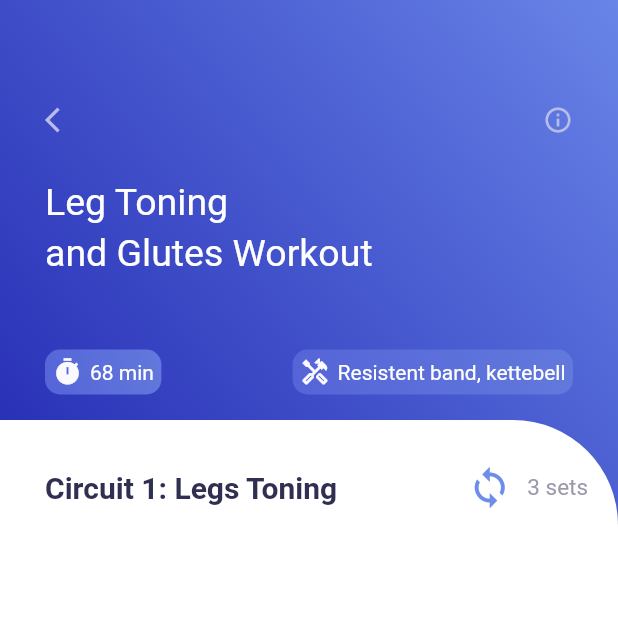
After one commit to Perception12/Fitness-App, a Flutter app: the screen it shows after launch, after a tap on the "arrow forward" icon, on a phone screen of 412 x 824 dp, the top half of it. The commit adds this screen. Run offline on Flutter 3.47's test engine with Material 2 defaults, Android fonts, the phone set to English and light mode, and no system bars; our stand-ins replace get.

Commit message:
Complete navigation

```diff
--- a/lib/home_page.dart
+++ b/lib/home_page.dart
@@ -1,4 +1,6 @@
 import 'package:flutter/material.dart';
+import 'package:get/get.dart';
+import 'package:video_player_app/video_info.dart';
 import 'colors.dart' as color;
 import 'widgets/play_container_widget.dart';
 import 'widgets/encouragement_container.dart';
@@ -17,7 +19,7 @@ class _HomePageState extends State<HomePage> {
     return Scaffold(
       backgroundColor: color.AppColor.homePageBackground,
       body: Container(
-        padding: const EdgeInsets.only(top: 50, left: 30, right: 30),
+        padding: const EdgeInsets.only(top: 70, left: 30, right: 30),
         child: Column(
           children: [
             Row(
@@ -74,9 +76,14 @@ class _HomePageState extends State<HomePage> {
                 const SizedBox(
                   width: 5,
                 ),
-                const Icon(
-                  Icons.arrow_forward,
-                  size: 20,
+                InkWell(
+                  onTap: (){
+                    Get.to(()=> const VideoInfo());
+                  },
+                  child: const Icon(
+                    Icons.arrow_forward,
+                    size: 20,
+                  ),
                 ),
               ],
             ),
--- a/lib/main.dart
+++ b/lib/main.dart
@@ -1,4 +1,5 @@
 import 'package:flutter/material.dart';
+import 'package:get/get.dart';
 import 'home_page.dart';
 
 void main() {
@@ -11,7 +12,7 @@ class MyApp extends StatelessWidget {
   // This widget is the root of your application.
   @override
   Widget build(BuildContext context) {
-    return MaterialApp(
+    return GetMaterialApp(
       title: 'Flutter Demo',
       theme: ThemeData(
         primarySwatch: Colors.blue,
--- /dev/null
+++ b/lib/video_info.dart
@@ -0,0 +1,204 @@
+import 'package:flutter/cupertino.dart';
+import 'package:flutter/material.dart';
+import 'package:get/get.dart';
+import 'package:video_player_app/widgets/video_widgets.dart';
+import 'colors.dart' as color;
+
+class VideoInfo extends StatefulWidget {
+  const VideoInfo({Key? key}) : super(key: key);
+
+  @override
+  _VideoInfoState createState() => _VideoInfoState();
+}
+
+class _VideoInfoState extends State<VideoInfo> {
+  @override
+  Widget build(BuildContext context) {
+    return Scaffold(
+      body: Container(
+      decoration: BoxDecoration(
+        gradient: LinearGradient(
+          colors: [
+            color.AppColor.gradientFirst.withOpacity(0.9),
+            color.AppColor.gradientSecond,
+          ],
+          begin: const FractionalOffset(0.0, 0.4),
+          end: Alignment.topRight,
+        ),
+      ),
+
+        child: Column(
+          children: [
+            Container(
+              padding: const EdgeInsets.only(top: 70,left: 30, right: 30),
+              width: MediaQuery.of(context).size.width,
+              height: 280,
+              child: Column(
+                crossAxisAlignment: CrossAxisAlignment.start,
+                children: [
+                  Row(
+                    children: [
+                      InkWell(
+                        onTap:(){
+                          Get.back();
+                        },
+                        child: Icon(
+                            Icons.arrow_back_ios,
+                            size: 20,
+                            color: color.AppColor.secondPageTopIconColor,
+                        ),
+                      ),
+                      Expanded(child: Container(),),
+                      Icon(
+                        Icons.info_outline,
+                        size: 20,
+                        color: color.AppColor.secondPageTopIconColor,
+                      ),
+                    ],
+                  ),
+                  const SizedBox(
+                    height: 30,
+                  ),
+                  Text(
+                    'Leg Toning',
+                    style: TextStyle(
+                      fontSize: 25,
+                      color: color.AppColor.secondPageTitleColor,
+                    ),
+                  ),
+                  const SizedBox(
+                    height: 5,
+                  ),
+                  Text(
+                    'and Glutes Workout',
+                    style: TextStyle(
+                      fontSize: 25,
+                      color: color.AppColor.secondPageTitleColor,
+                    ),
+                  ),
+                  const SizedBox(height: 50,),
+                  Row(
+                    children: [
+                      Container(
+                        padding: const EdgeInsets.all(5),
+                        decoration: BoxDecoration(
+                          borderRadius: BorderRadius.circular(10),
+                            gradient: LinearGradient(
+                              colors: [
+                                color.AppColor.secondPageContainerGradient1stColor,
+                                color.AppColor.secondPageContainerGradient2ndColor,
+                              ],
+                              begin: Alignment.bottomLeft,
+                              end: Alignment.topRight,
+                            ),
+                        ),
+                        child: Row(
+                          mainAxisAlignment: MainAxisAlignment.center,
+                          children: [
+                            Icon(
+                              Icons.timer,
+                              size: 20,
+                              color: color.AppColor.secondPageIconColor,
+                              ),
+                            const SizedBox(width: 5,),
+                            Text(
+                              '68 min',
+                              style: TextStyle(
+                                fontSize: 14,
+                                color: color.AppColor.secondPageTitleColor,
+                              ),
+                            ),
+                          ]
+                        ),
+                      ),
+                      Expanded(child: Container(),),
+                      Container(
+                        padding: const EdgeInsets.all(5),
+                        decoration: BoxDecoration(
+                            borderRadius: BorderRadius.circular(10),
+                          gradient: LinearGradient(
+                            colors: [
+                              color.AppColor.secondPageContainerGradient1stColor,
+                              color.AppColor.secondPageContainerGradient2ndColor
+                            ],
+                            begin: Alignment.bottomLeft,
+                            end: Alignment.topRight,
+                          ),
+                        ),
+                        child: Row(
+                          mainAxisAlignment: MainAxisAlignment.center,
+                            children: [
+                              Icon(
+                                Icons.handyman_outlined,
+                                size: 20,
+                                color: color.AppColor.secondPageIconColor,
+                              ),
+                              const SizedBox(width: 5,),
+                              Text(
+                                'Resistent band, kettebell',
+                                style: TextStyle(
+                                  fontSize: 14,
+                                  color: color.AppColor.secondPageTitleColor,
+                                ),
+                              ),
+                            ]
+                        ),
+                      ),
+                    ],
+                  ),
+                ],
+              ),
+            ),
+            Expanded(
+              child: Container(
+                decoration: const BoxDecoration(
+                  borderRadius: BorderRadius.only(topRight: Radius.circular(70)),
+                  color: Colors.white,
+                ),
+                child: Column(
+                  children: [
+                    const SizedBox(height: 30,),
+                    Row(
+                      children: [
+                        const SizedBox(width: 30,),
+                        Text(
+                          "Circuit 1: Legs Toning",
+                          style: TextStyle(
+                            fontSize: 20,
+                            fontWeight: FontWeight.bold,
+                            color: color.AppColor.circuitsColor,
+                          ),
+                        ),
+                        Expanded(child: Container(),),
+                        Row(
+                          children: [
+                            Icon(
+                              Icons.loop,
+                              size: 30,
+                              color: color.AppColor.loopColor,
+                            ),
+                            const SizedBox(width: 10,),
+                            Text(
+                              "3 sets",
+                              style: TextStyle(
+                                fontSize: 15,
+                                color: color.AppColor.setsColor,
+                              ),
+                            ),
+                          ]
+                        ),
+                        const SizedBox(width: 20),
+                      ],
+                    ),
+                    const Videos(),
+
+                  ],
+                ),
+              ),
+            ),
+          ]
+        ),
+      ),
+    );
+  }
+}
--- /dev/null
+++ b/lib/widgets/video_widgets.dart
@@ -0,0 +1,30 @@
+import 'dart:convert';
+import 'package:flutter/material.dart';
+
+class Videos extends StatefulWidget {
+  const Videos({Key? key}) : super(key: key);
+
+  @override
+  _VideosState createState() => _VideosState();
+}
+
+class _VideosState extends State<Videos> {
+
+  List info = [];
+  _initData(){
+    DefaultAssetBundle.of(context).loadString("json/videoinfo.json").then((value){
+      info = json.decode(value);
+    });
+  }
+
+  @override
+  void initState(){
+    super.initState();
+    _initData();
+  }
+
+  @override
+  Widget build(BuildContext context) {
+    return Container();
+  }
+}
--- a/pubspec.yaml
+++ b/pubspec.yaml
@@ -34,6 +34,7 @@ dependencies:
   # The following adds the Cupertino Icons font to your application.
   # Use with the CupertinoIcons class for iOS style icons.
   cupertino_icons: ^1.0.2
+  get:
 
 dev_dependencies:
   flutter_test:
```
Also changed, not shown: pubspec.lock.
